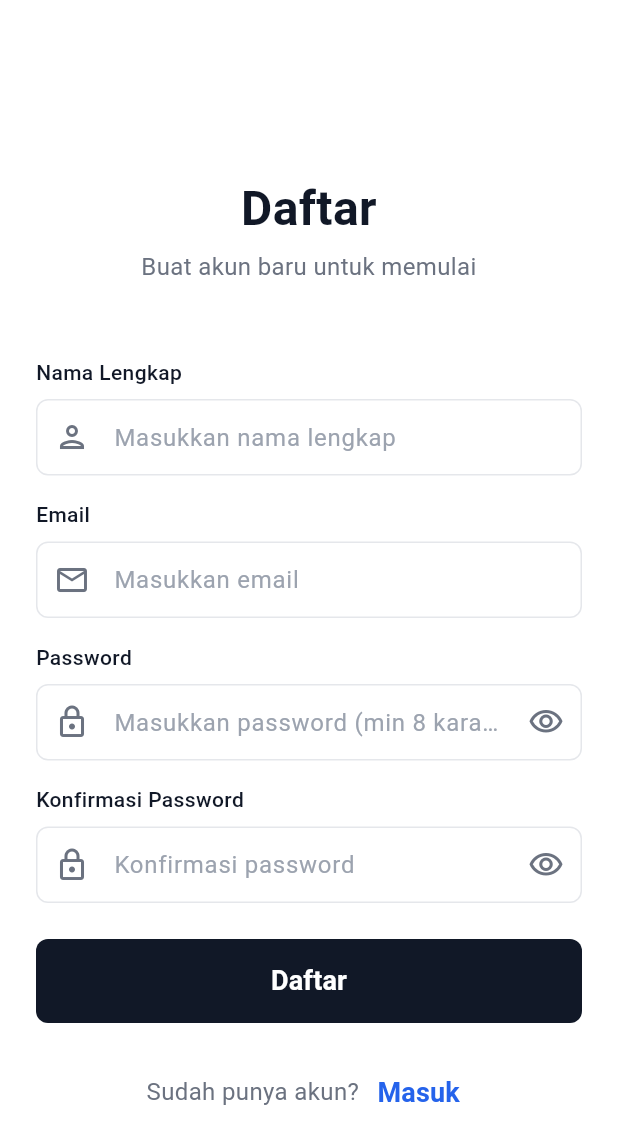
After one commit to Sanjaee/MOBILE-HACKATHON-ZOOM-AI-KOLOSAL, a Flutter app: the RegisterPage screen opened by its route, on a phone screen of 412 x 824 dp. The commit adds this screen. Shown: the top 1144 px of the screen. Run offline on Flutter 3.47's test engine with Material 3 defaults, Android fonts, the phone set to English and light mode, and no system bars; our stand-ins replace permission_handler, shared_preferences; missing offline and left inert: livekit_client; accounts and stored records are empty.

Commit message:
Refactor authentication flow by adding redirect prevention in AuthGuard, enhance login and register pages with AuthPageWrapper, and improve video call page UI with room ID copy functionality. Remove unused Kotlin compiler session file.

```diff
--- a/lib/core/middleware/auth_guard.dart
+++ b/lib/core/middleware/auth_guard.dart
@@ -23,37 +23,53 @@ class AuthGuard {
         routeName == AppRoutes.verifyResetPassword;
   }
 
-  // Guard auth routes - redirect to home if already logged in
+  /// Middleware: Mencegah user yang sudah login mengakses halaman auth
+  /// Jika user sudah login dan mencoba akses login/register/etc, redirect ke home
   static Future<String?> guardAuthRoute(
     String routeName,
     BuildContext context,
   ) async {
+    // Cek apakah route ini adalah halaman auth
+    if (!isAuthRoute(routeName)) {
+      return null; // Bukan halaman auth, biarkan lewat
+    }
+
+    // Cek apakah user sudah login
     final isLoggedIn = await _authStorage.isLoggedIn();
 
-    if (isLoggedIn && isAuthRoute(routeName)) {
-      // User is logged in but trying to access auth page - redirect to home
+    if (isLoggedIn) {
+      // User sudah login tapi mencoba akses halaman auth
+      // Redirect ke home untuk mencegah akses ke halaman auth
+      debugPrint('[AuthGuard] User sudah login, redirect dari $routeName ke ${AppRoutes.home}');
       return AppRoutes.home;
     }
 
-    return null; // Allow access
+    // User belum login, boleh akses halaman auth
+    return null;
   }
 
-  // Guard protected routes - redirect to login if not logged in
+  /// Middleware: Mencegah user yang belum login mengakses halaman protected
+  /// Jika user belum login dan mencoba akses home/profile/etc, redirect ke login
   static Future<String?> guardProtectedRoute(
     String routeName,
     BuildContext context,
   ) async {
+    // Cek apakah route ini memerlukan authentication
     if (!requiresAuth(routeName)) {
-      return null; // Route doesn't require auth
+      return null; // Route tidak memerlukan auth, biarkan lewat
     }
 
+    // Cek apakah user sudah login
     final isLoggedIn = await _authStorage.isLoggedIn();
 
     if (!isLoggedIn) {
-      // User not logged in but trying to access protected route - redirect to login
+      // User belum login tapi mencoba akses halaman protected
+      // Redirect ke login
+      debugPrint('[AuthGuard] User belum login, redirect dari $routeName ke ${AppRoutes.login}');
       return AppRoutes.login;
     }
 
-    return null; // Allow access
+    // User sudah login, boleh akses halaman protected
+    return null;
   }
 }
--- a/lib/features/auth/pages/login_page.dart
+++ b/lib/features/auth/pages/login_page.dart
@@ -8,6 +8,7 @@ import '../../../data/services/auth_service.dart';
 import '../../../data/services/api_service_factory.dart';
 import '../../../data/services/auth_storage_service.dart';
 import '../../../routes/app_routes.dart';
+import '../widgets/auth_page_wrapper.dart';
 
 class LoginPage extends StatefulWidget {
   const LoginPage({super.key});
@@ -89,7 +90,8 @@ class _LoginPageState extends State<LoginPage> {
   Widget build(BuildContext context) {
     final bool isDark = Theme.of(context).brightness == Brightness.dark;
 
-    return Scaffold(
+    return AuthPageWrapper(
+      child: Scaffold(
         backgroundColor: isDark ? AppColors.backgroundDark : AppColors.background,
         appBar: AppBar(
           automaticallyImplyLeading: false,
@@ -219,6 +221,7 @@ class _LoginPageState extends State<LoginPage> {
           ),
         ),
         ),
+      ),
     );
   }
 }
--- a/lib/features/auth/pages/register_page.dart
+++ b/lib/features/auth/pages/register_page.dart
@@ -7,6 +7,7 @@ import '../../../core/constants/text_styles.dart';
 import '../../../data/services/auth_service.dart';
 import '../../../data/services/api_service_factory.dart';
 import '../../../routes/app_routes.dart';
+import '../widgets/auth_page_wrapper.dart';
 
 class RegisterPage extends StatefulWidget {
   const RegisterPage({super.key});
@@ -91,8 +92,9 @@ class _RegisterPageState extends State<RegisterPage> {
   Widget build(BuildContext context) {
     final bool isDark = Theme.of(context).brightness == Brightness.dark;
 
-    return Scaffold(
-      backgroundColor: isDark ? AppColors.backgroundDark : AppColors.background,
+    return AuthPageWrapper(
+      child: Scaffold(
+        backgroundColor: isDark ? AppColors.backgroundDark : AppColors.background,
       appBar: AppBar(
         automaticallyImplyLeading: false,
         backgroundColor: isDark ? AppColors.backgroundDark : AppColors.background,
@@ -237,6 +239,7 @@ class _RegisterPageState extends State<RegisterPage> {
           ),
         ),
       ),
+      ),
     );
   }
 }
--- /dev/null
+++ b/lib/features/auth/widgets/auth_page_wrapper.dart
@@ -0,0 +1,40 @@
+import 'package:flutter/material.dart';
+import '../../../data/services/auth_storage_service.dart';
+import '../../../routes/app_routes.dart';
+
+/// Widget wrapper untuk halaman auth yang mencegah back navigation jika user sudah login
+class AuthPageWrapper extends StatelessWidget {
+  final Widget child;
+
+  const AuthPageWrapper({
+    super.key,
+    required this.child,
+  });
+
+  @override
+  Widget build(BuildContext context) {
+    return PopScope(
+      canPop: false, // Prevent default back behavior
+      onPopInvoked: (didPop) async {
+        if (!didPop) {
+          // Check if user is logged in
+          final authStorage = AuthStorageService();
+          final isLoggedIn = await authStorage.isLoggedIn();
+
+          if (isLoggedIn) {
+            // Jika sudah login, redirect ke home (mencegah kembali ke auth page)
+            if (context.mounted) {
+              Navigator.of(context).pushReplacementNamed(AppRoutes.home);
+            }
+          } else {
+            // Jika belum login, biarkan kembali normal
+            if (context.mounted) {
+              Navigator.of(context).pop();
+            }
+          }
+        }
+      },
+      child: child,
+    );
+  }
+}
```
Also changed, not shown: lib/app.dart (+34 -3 lines), lib/features/zoom/pages/video_call_page.dart (+55 -11 lines), 1 other file. Lines whose indentation alone changed are shown as unchanged.
